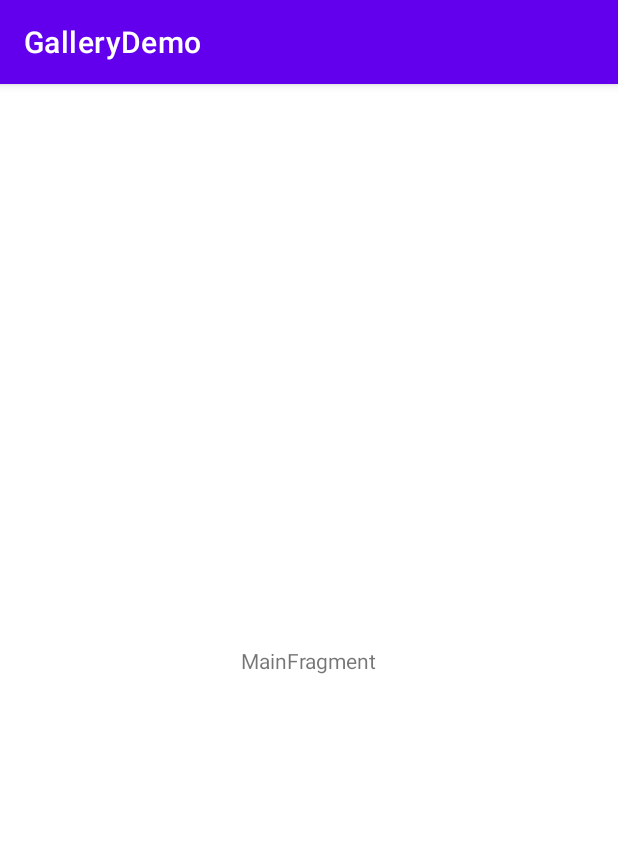
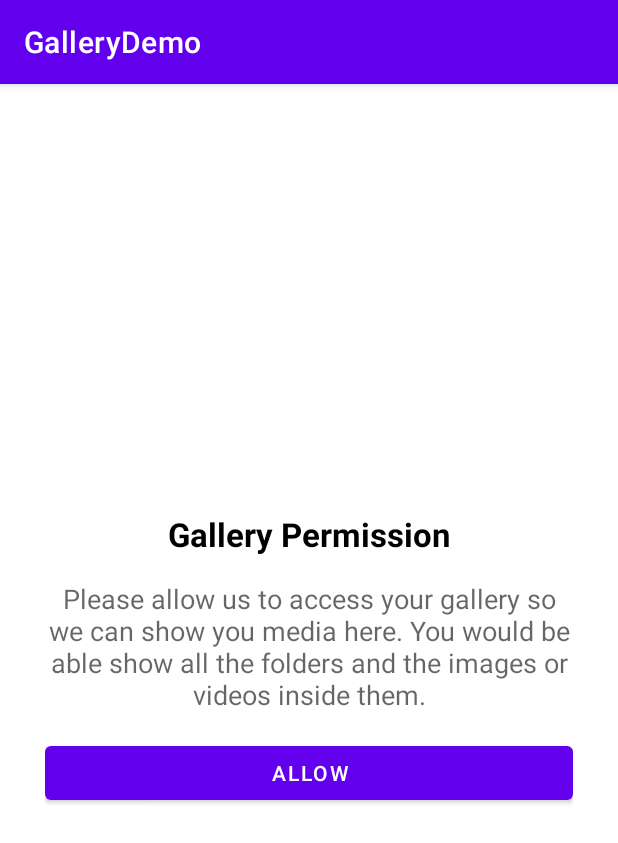
Before and after one commit to usmanrana07/GalleryDemo, an Android app: the screen it shows after launch (MainActivity), on a phone screen of 412 x 824 dp. Shown: the top 843 px of the screen. Run offline under Robolectric (Android 15) with nearby library versions, the phone set to English and light mode, and no system bars; our stand-ins replace data binding.

Commit message:
created custom PermissionDetailView.kt and enabled dataBinding

```diff
--- /dev/null
+++ b/app/src/main/java/com/gallerydemo/ui/custom/PermissionDetailView.kt
@@ -0,0 +1,86 @@
+package com.gallerydemo.ui.custom
+
+import android.content.Context
+import android.util.AttributeSet
+import android.view.LayoutInflater
+import android.widget.FrameLayout
+import androidx.annotation.StringRes
+import androidx.databinding.BindingMethod
+import androidx.databinding.BindingMethods
+import com.gallerydemo.R
+import com.gallerydemo.databinding.LayoutPermissionDetailViewBinding
+import com.gallerydemo.utils.OnActionCallback
+
+@BindingMethods(
+    BindingMethod(
+        type = PermissionDetailView::class,
+        attribute = "onAllowClick",
+        method = "setOnAllowClickCallback"
+    )
+)
+class PermissionDetailView : FrameLayout {
+    private var itemViewBinding: LayoutPermissionDetailViewBinding? = null
+    var title: String?
+        get() = itemViewBinding?.tvTitle?.text?.toString()
+        set(value) {
+            itemViewBinding?.tvTitle?.text = value
+        }
+    var description: String?
+        get() = itemViewBinding?.tvDescription?.text?.toString()
+        set(value) {
+            itemViewBinding?.tvDescription?.text = value
+        }
+    private var onAllowActionCallback: OnActionCallback? = null
+
+    constructor(context: Context) : super(context) {
+        initializeView(context, null, 0)
+    }
+
+    constructor(context: Context, attrs: AttributeSet?) : super(context, attrs) {
+        initializeView(context, attrs, 0)
+    }
+
+    constructor(context: Context, attrs: AttributeSet?, defStyleAttr: Int) : super(
+        context,
+        attrs,
+        defStyleAttr
+    ) {
+        initializeView(context, attrs, defStyleAttr)
+    }
+
+    private fun initializeView(context: Context, attrs: AttributeSet?, defStyleAttr: Int) {
+
+        itemViewBinding =
+            LayoutPermissionDetailViewBinding.inflate(LayoutInflater.from(context), this, true)
+                .also {
+                    it.btnAllow.setOnClickListener { onAllowActionCallback?.invoke() }
+                }
+
+        val a =
+            context.obtainStyledAttributes(attrs, R.styleable.PermissionDetailView, defStyleAttr, 0)
+        try {
+            val n = a.indexCount
+            for (i in 0 until n) {
+                when (val attr = a.getIndex(i)) {
+                    R.styleable.PermissionDetailView_title -> title = a.getString(attr)
+                    R.styleable.PermissionDetailView_android_text -> description = a.getString(attr)
+                }
+            }
+        } finally {
+            a.recycle()
+        }
+    }
+
+    fun setOnAllowClickCallback(listener: OnActionCallback) {
+        this.onAllowActionCallback = listener
+    }
+
+    fun setTitle(@StringRes resId: Int) {
+        itemViewBinding?.tvTitle?.setText(resId)
+    }
+
+    fun setDescription(@StringRes resId: Int) {
+        itemViewBinding?.tvDescription?.setText(resId)
+    }
+
+}
--- a/app/src/main/java/com/gallerydemo/ui/main/MainFragment.kt
+++ b/app/src/main/java/com/gallerydemo/ui/main/MainFragment.kt
@@ -1,12 +1,14 @@
 package com.gallerydemo.ui.main
 
-import androidx.lifecycle.ViewModelProvider
 import android.os.Bundle
-import androidx.fragment.app.Fragment
 import android.view.LayoutInflater
 import android.view.View
 import android.view.ViewGroup
+import androidx.databinding.DataBindingUtil
+import androidx.fragment.app.Fragment
+import androidx.lifecycle.ViewModelProvider
 import com.gallerydemo.R
+import com.gallerydemo.databinding.FragmentMainBinding
 
 class MainFragment : Fragment() {
 
@@ -14,19 +16,26 @@ class MainFragment : Fragment() {
         fun newInstance() = MainFragment()
     }
 
+    private lateinit var bindings: FragmentMainBinding
     private lateinit var viewModel: MainViewModel
 
     override fun onCreate(savedInstanceState: Bundle?) {
         super.onCreate(savedInstanceState)
         viewModel = ViewModelProvider(this).get(MainViewModel::class.java)
-        // TODO: Use the ViewModel
     }
 
     override fun onCreateView(
         inflater: LayoutInflater, container: ViewGroup?,
         savedInstanceState: Bundle?
     ): View {
-        return inflater.inflate(R.layout.fragment_main, container, false)
+        bindings = DataBindingUtil.inflate(inflater, R.layout.fragment_main, container, false)
+        bindings.lifecycleOwner = viewLifecycleOwner
+        return bindings.root
+    }
+
+    override fun onViewCreated(view: View, savedInstanceState: Bundle?) {
+        super.onViewCreated(view, savedInstanceState)
+        bindings.viewModel = viewModel
     }
 
 }
--- a/app/src/main/java/com/gallerydemo/ui/main/MainViewModel.kt
+++ b/app/src/main/java/com/gallerydemo/ui/main/MainViewModel.kt
@@ -1,7 +1,13 @@
 package com.gallerydemo.ui.main
 
+import android.util.Log
 import androidx.lifecycle.ViewModel
 
 class MainViewModel : ViewModel() {
-    // TODO: Implement the ViewModel
+
+
+    fun onAllowClicked() {
+        Log.d("usm_test_allow", "onAllowClicked")
+    }
+
 }
--- /dev/null
+++ b/app/src/main/java/com/gallerydemo/utils/CommonUtils.kt
@@ -0,0 +1,3 @@
+package com.gallerydemo.utils
+
+typealias OnActionCallback = () -> Unit
--- a/app/src/main/res/layout/fragment_main.xml
+++ b/app/src/main/res/layout/fragment_main.xml
@@ -1,20 +1,31 @@
 <?xml version="1.0" encoding="utf-8"?>
-<androidx.constraintlayout.widget.ConstraintLayout xmlns:android="http://schemas.android.com/apk/res/android"
+<layout xmlns:android="http://schemas.android.com/apk/res/android"
     xmlns:app="http://schemas.android.com/apk/res-auto"
-    xmlns:tools="http://schemas.android.com/tools"
+    xmlns:tools="http://schemas.android.com/tools">
+
+    <data>
+
+        <variable
+            name="viewModel"
+            type="com.gallerydemo.ui.main.MainViewModel" />
+    </data>
+
+    <androidx.constraintlayout.widget.ConstraintLayout
         android:id="@+id/main"
         android:layout_width="match_parent"
         android:layout_height="match_parent"
         tools:context=".ui.main.MainFragment">
 
-    <TextView
-        android:id="@+id/message"
+        <com.gallerydemo.ui.custom.PermissionDetailView
+            android:id="@+id/body"
             android:layout_width="wrap_content"
             android:layout_height="wrap_content"
-        android:text="MainFragment"
+            android:text="@string/desc_gallery_permission"
             app:layout_constraintBottom_toBottomOf="parent"
             app:layout_constraintEnd_toEndOf="parent"
             app:layout_constraintStart_toStartOf="parent"
-        app:layout_constraintTop_toTopOf="parent" />
-
+            app:layout_constraintTop_toTopOf="parent"
+            app:onAllowClick="@{()->viewModel.onAllowClicked()}"
+            app:title="@string/title_gallery_permission" />
     </androidx.constraintlayout.widget.ConstraintLayout>
+</layout>
--- /dev/null
+++ b/app/src/main/res/layout/layout_permission_detail_view.xml
@@ -0,0 +1,56 @@
+<?xml version="1.0" encoding="utf-8"?>
+<layout xmlns:android="http://schemas.android.com/apk/res/android"
+    xmlns:app="http://schemas.android.com/apk/res-auto"
+    xmlns:tools="http://schemas.android.com/tools">
+
+    <data />
+
+    <androidx.constraintlayout.widget.ConstraintLayout
+        android:id="@+id/body"
+        android:layout_width="wrap_content"
+        android:layout_height="wrap_content"
+        android:paddingHorizontal="@dimen/permission_view_horizontal_spacing"
+        android:paddingVertical="@dimen/default_spacing">
+
+        <TextView
+            android:id="@+id/tvTitle"
+            android:layout_width="wrap_content"
+            android:layout_height="wrap_content"
+            android:textAppearance="@style/TextAppearance.AppCompat.Large"
+            android:textColor="@color/black"
+            android:textStyle="bold"
+            app:layout_constrainedHeight="true"
+            app:layout_constraintBottom_toTopOf="@+id/tvDescription"
+            app:layout_constraintEnd_toEndOf="parent"
+            app:layout_constraintStart_toStartOf="parent"
+            app:layout_constraintTop_toTopOf="parent"
+            app:layout_constraintVertical_chainStyle="packed"
+            tools:text="@string/title_gallery_permission" />
+
+        <TextView
+            android:id="@+id/tvDescription"
+            android:layout_width="wrap_content"
+            android:layout_height="wrap_content"
+            android:layout_marginVertical="@dimen/default_spacing"
+            android:gravity="center_horizontal"
+            android:textAppearance="@style/TextAppearance.AppCompat.Medium"
+            app:layout_constrainedHeight="true"
+            app:layout_constrainedWidth="true"
+            app:layout_constraintBottom_toTopOf="@+id/btnAllow"
+            app:layout_constraintEnd_toEndOf="parent"
+            app:layout_constraintStart_toStartOf="parent"
+            app:layout_constraintTop_toBottomOf="@+id/tvTitle"
+            tools:text="@string/desc_gallery_permission" />
+
+        <Button
+            android:id="@+id/btnAllow"
+            android:layout_width="0dp"
+            android:layout_height="wrap_content"
+            android:text="@string/allow"
+            app:layout_constraintBottom_toBottomOf="parent"
+            app:layout_constraintEnd_toEndOf="parent"
+            app:layout_constraintStart_toStartOf="parent"
+            app:layout_constraintTop_toBottomOf="@+id/tvDescription" />
+
+    </androidx.constraintlayout.widget.ConstraintLayout>
+</layout>
--- a/app/src/main/res/values-night/themes.xml
+++ b/app/src/main/res/values-night/themes.xml
@@ -1,13 +1,13 @@
-<resources xmlns:tools="http://schemas.android.com/tools">
+<resources>
     <!-- Base application theme. -->
     <style name="Theme.GalleryDemo" parent="Theme.MaterialComponents.DayNight.DarkActionBar">
         <!-- Primary brand color. -->
-        <item name="colorPrimary">@color/purple_200</item>
-        <item name="colorPrimaryVariant">@color/purple_700</item>
+        <item name="colorPrimary">@color/primary_color</item>
+        <item name="colorPrimaryVariant">@color/primary_variant_color</item>
         <item name="colorOnPrimary">@color/black</item>
         <!-- Secondary brand color. -->
-        <item name="colorSecondary">@color/teal_200</item>
-        <item name="colorSecondaryVariant">@color/teal_200</item>
+        <item name="colorSecondary">@color/secondary_color</item>
+        <item name="colorSecondaryVariant">@color/secondary_variant_color</item>
         <item name="colorOnSecondary">@color/black</item>
         <!-- Status bar color. -->
         <item name="android:statusBarColor">?attr/colorPrimaryVariant</item>
--- /dev/null
+++ b/app/src/main/res/values/attrs.xml
@@ -0,0 +1,8 @@
+<?xml version="1.0" encoding="utf-8"?>
+<resources>
+
+    <declare-styleable name="PermissionDetailView">
+        <attr name="title" format="string" />
+        <attr name="android:text" /> <!-- for description -->
+    </declare-styleable>
+</resources>
--- a/app/src/main/res/values/colors.xml
+++ b/app/src/main/res/values/colors.xml
@@ -1,10 +1,10 @@
 <?xml version="1.0" encoding="utf-8"?>
 <resources>
-    <color name="purple_200">#FFBB86FC</color>
-    <color name="purple_500">#FF6200EE</color>
-    <color name="purple_700">#FF3700B3</color>
-    <color name="teal_200">#FF03DAC5</color>
-    <color name="teal_700">#FF018786</color>
-    <color name="black">#FF000000</color>
-    <color name="white">#FFFFFFFF</color>
+    <color name="primary_color">#6200EE</color>
+    <color name="primary_variant_color">#BB86FC</color>
+    <color name="secondary_color">#03DAC5</color>
+    <color name="secondary_variant_color">#018786</color>
+
+    <color name="black">#000000</color>
+    <color name="white">#FFFFFF</color>
 </resources>
--- /dev/null
+++ b/app/src/main/res/values/dimens.xml
@@ -0,0 +1,6 @@
+<?xml version="1.0" encoding="utf-8"?>
+<resources>
+    <dimen name="default_spacing">16dp</dimen>
+
+    <dimen name="permission_view_horizontal_spacing">30dp</dimen>
+</resources>
--- a/app/src/main/res/values/strings.xml
+++ b/app/src/main/res/values/strings.xml
@@ -1,3 +1,7 @@
 <resources>
     <string name="app_name">GalleryDemo</string>
+
+    <string name="title_gallery_permission">Gallery Permission</string>
+    <string name="desc_gallery_permission">Please allow us to access your gallery so we can show you media here. You would be able show all the folders and the images or videos inside them.</string>
+    <string name="allow">Allow</string>
 </resources>
--- a/app/src/main/res/values/themes.xml
+++ b/app/src/main/res/values/themes.xml
@@ -2,20 +2,20 @@
     <!-- Base application theme. -->
     <style name="Theme.GalleryDemo" parent="Theme.MaterialComponents.DayNight.DarkActionBar">
         <!-- Primary brand color. -->
-        <item name="colorPrimary">@color/purple_500</item>
-        <item name="colorPrimaryVariant">@color/purple_700</item>
+        <item name="colorPrimary">@color/primary_color</item>
+        <item name="colorPrimaryVariant">@color/primary_variant_color</item>
         <item name="colorOnPrimary">@color/white</item>
         <!-- Secondary brand color. -->
-        <item name="colorSecondary">@color/teal_200</item>
-        <item name="colorSecondaryVariant">@color/teal_700</item>
+        <item name="colorSecondary">@color/secondary_color</item>
+        <item name="colorSecondaryVariant">@color/secondary_variant_color</item>
         <item name="colorOnSecondary">@color/black</item>
         <!-- Status bar color. -->
         <item name="android:statusBarColor">?attr/colorPrimaryVariant</item>
-        <!-- Customize your theme here. -->
+
     </style>
 
     <style name="Theme.App.Starting" parent="Theme.SplashScreen">
-        <item name="windowSplashScreenBackground">@color/purple_500</item>
+        <item name="windowSplashScreenBackground">@color/primary_color</item>
         <item name="windowSplashScreenAnimatedIcon">@drawable/ic_launcher_foreground</item>
         <item name="postSplashScreenTheme">@style/Theme.GalleryDemo</item>
     </style>
```
Also changed, not shown: app/build.gradle (+9 -0 lines). Lines whose indentation alone changed are shown as unchanged.
